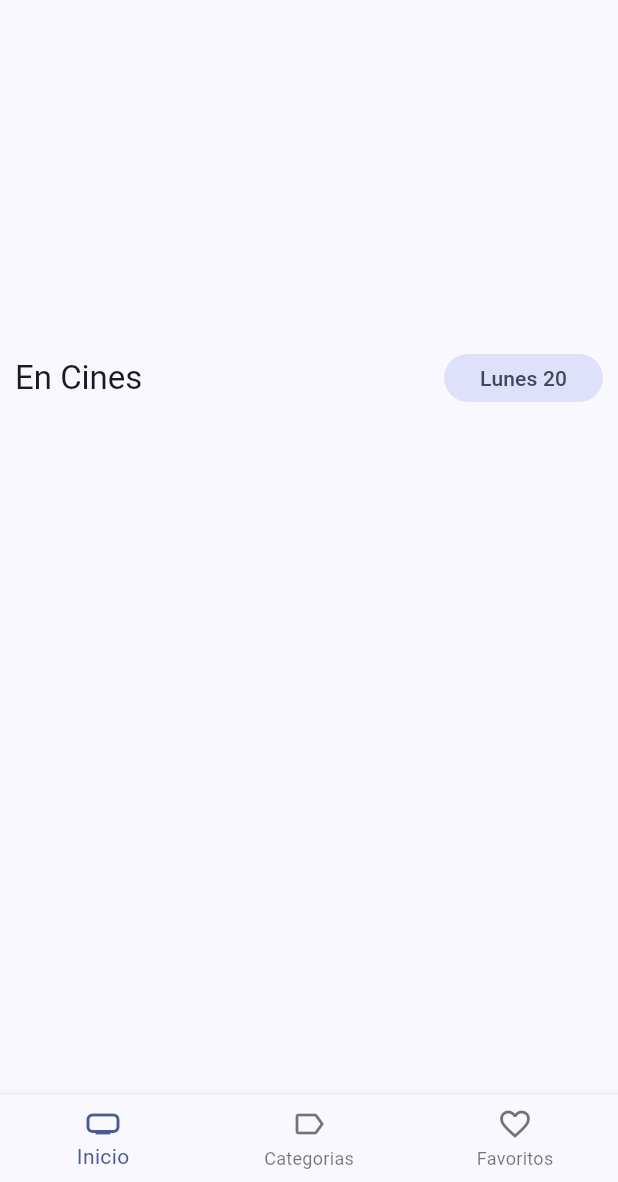
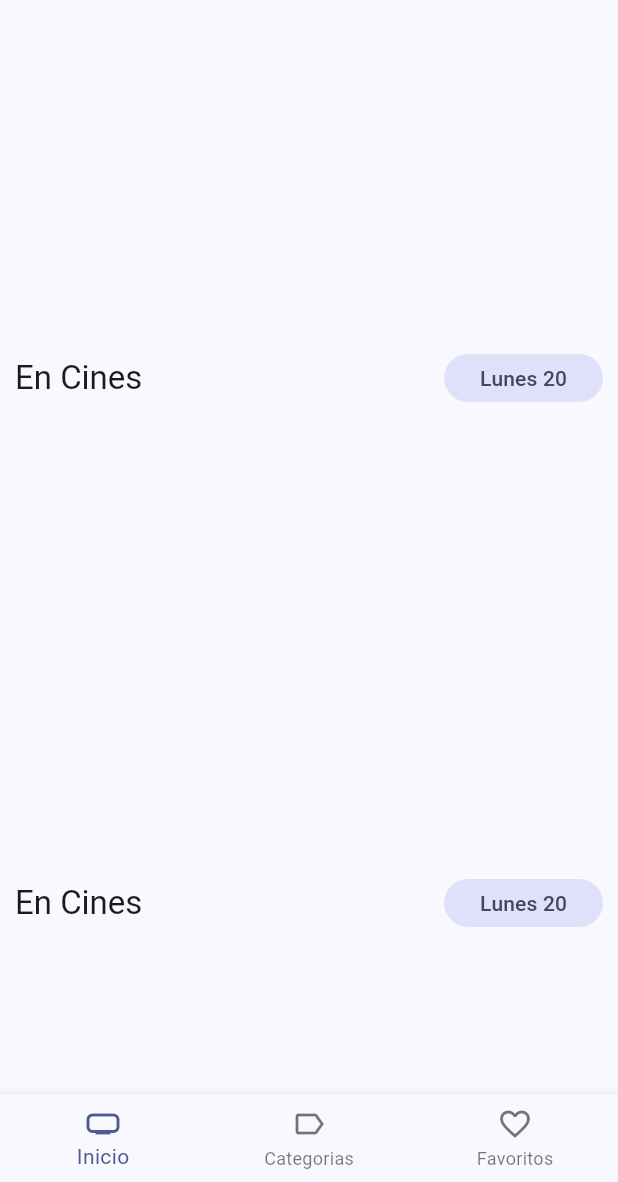
Before and after one commit to devnud/cinemapedia, a Flutter app: the screen it shows after launch, on a phone screen of 412 x 824 dp, the part 54-1236 px from its top. Run offline on Flutter 3.47's test engine with Material 3 defaults, Android fonts, the phone set to English and light mode, and no system bars; drawn by our look-alikes of card_swiper; our stand-ins replace animate_do, dio, flutter_dotenv, flutter_riverpod, go_router; network calls fail.

```diff
--- a/lib/presentation/screens/movies/home_screen.dart
+++ b/lib/presentation/screens/movies/home_screen.dart
@@ -49,6 +49,15 @@ class _HomeViewState extends ConsumerState<_HomeView> {
             ref.read(nowPlayingMoviesProvider.notifier).loadNextPage();
           },
         ),
+        MovieHorizontalListview(
+          movies: nowPlayingMovies,
+          title: 'En Cines',
+          subtitle: 'Lunes 20',
+          losdNextPage: () {
+            ref.read(nowPlayingMoviesProvider.notifier).loadNextPage();
+          },
+        ),
+
       ],
     );
   }
```
Also changed, not shown: lib/presentation/providers/movies/movies_providers.dart (+8 -1 lines).
